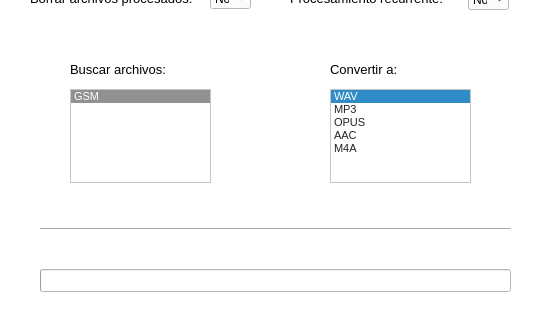
Above: main.ui from jcavelez/MATE before the change; both pictures show x 0 to 543 and y 280 to 600 of the 543 by 600 pixel window. Below: the same form after it.
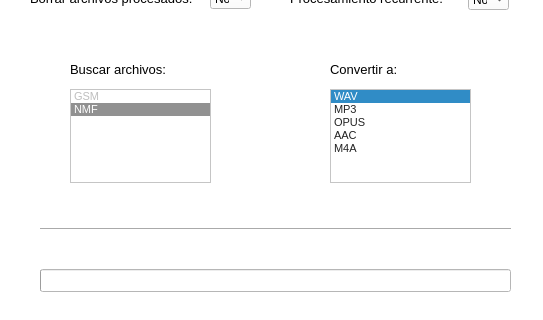
That is the form after the change. Icons and pictures are not drawn.

```diff
--- a/main.ui
+++ b/main.ui
@@ -2063,12 +2063,18 @@
    <widget class="QPushButton" name="start_button">
     <property name="geometry">
      <rect>
-      <x>224</x>
-      <y>350</y>
-      <width>91</width>
-      <height>91</height>
+      <x>240</x>
+      <y>366</y>
+      <width>61</width>
+      <height>61</height>
      </rect>
     </property>
+    <property name="sizePolicy">
+     <sizepolicy hsizetype="Fixed" vsizetype="Fixed">
+      <horstretch>0</horstretch>
+      <verstretch>0</verstretch>
+     </sizepolicy>
+    </property>
     <property name="autoFillBackground">
      <bool>false</bool>
     </property>
@@ -2084,10 +2090,16 @@
     </property>
     <property name="iconSize">
      <size>
-      <width>80</width>
-      <height>80</height>
+      <width>50</width>
+      <height>50</height>
      </size>
     </property>
+    <property name="autoRepeat">
+     <bool>false</bool>
+    </property>
+    <property name="autoDefault">
+     <bool>false</bool>
+    </property>
     <property name="default">
      <bool>false</bool>
     </property>
@@ -2149,13 +2161,18 @@
      <number>110</number>
     </property>
     <property name="currentRow">
-     <number>0</number>
+     <number>1</number>
     </property>
     <item>
      <property name="text">
       <string>GSM</string>
      </property>
     </item>
+    <item>
+     <property name="text">
+      <string>NMF</string>
+     </property>
+    </item>
    </widget>
    <widget class="QListWidget" name="output_format_text">
     <property name="enabled">
@@ -2366,7 +2383,7 @@
     <property name="geometry">
      <rect>
       <x>40</x>
-      <y>500</y>
+      <y>505</y>
       <width>471</width>
       <height>23</height>
      </rect>
@@ -2377,9 +2394,9 @@
        <colorrole role="WindowText">
         <brush brushstyle="SolidPattern">
          <color alpha="255">
-          <red>70</red>
-          <green>177</green>
-          <blue>235</blue>
+          <red>38</red>
+          <green>96</green>
+          <blue>127</blue>
          </color>
         </brush>
        </colorrole>
@@ -2424,9 +2441,9 @@
        <colorrole role="WindowText">
         <brush brushstyle="SolidPattern">
          <color alpha="255">
-          <red>70</red>
-          <green>177</green>
-          <blue>235</blue>
+          <red>38</red>
+          <green>96</green>
+          <blue>127</blue>
          </color>
         </brush>
        </colorrole>
@@ -2526,7 +2543,7 @@
      <string/>
     </property>
     <property name="alignment">
-     <set>Qt::AlignCenter</set>
+     <set>Qt::AlignLeading|Qt::AlignLeft|Qt::AlignVCenter</set>
     </property>
     <property name="wordWrap">
      <bool>false</bool>
```
